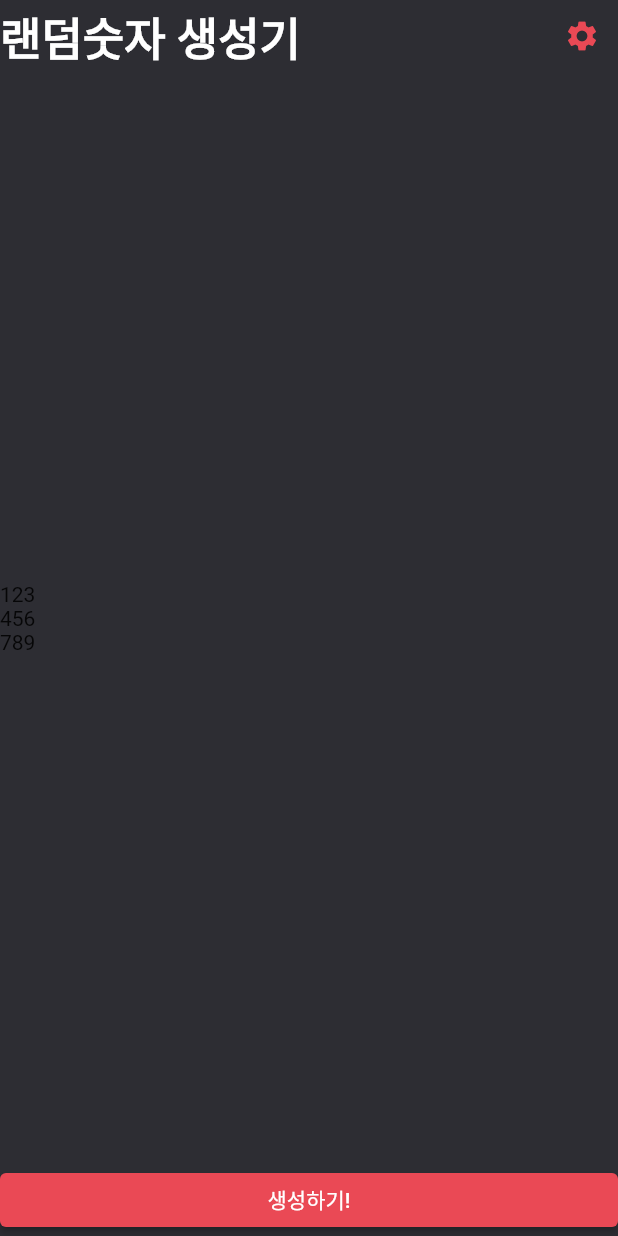
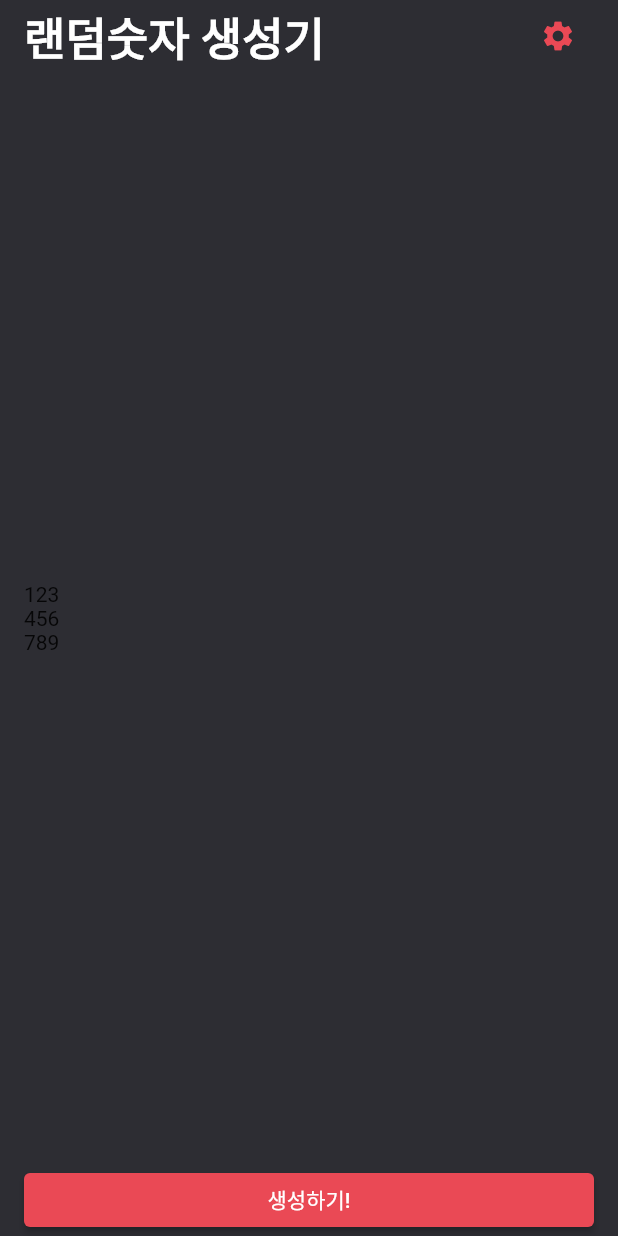
Before and after one commit to sweetswift/random_number, a Flutter app: the screen it shows after launch, on a phone screen of 412 x 824 dp. Run offline on Flutter 3.47's test engine with Material 2 defaults, Android fonts, the phone set to English and light mode, and no system bars.

```diff
--- a/lib/screen/home_screen.dart
+++ b/lib/screen/home_screen.dart
@@ -13,7 +13,12 @@ class _HomeScreenState extends State<HomeScreen> {
   Widget build(BuildContext context) {
     return Scaffold(
         backgroundColor: PRIMARY_COLOR,
-        body: Column(
+        body: SafeArea(
+          child: Padding(
+            padding: EdgeInsets.symmetric(
+              horizontal: 16.0,
+            ),
+            child: Column(
               crossAxisAlignment: CrossAxisAlignment.start,
               children: [
                 Row(
@@ -49,14 +54,14 @@ class _HomeScreenState extends State<HomeScreen> {
                 SizedBox(
                   width: double.infinity,
                   child: ElevatedButton(
-            style: ElevatedButton.styleFrom(
-              backgroundColor: RED_COLOR
-            ),
+                    style: ElevatedButton.styleFrom(backgroundColor: RED_COLOR),
                     onPressed: () {},
                     child: Text('생성하기!'),
                   ),
                 ),
               ],
+            ),
+          ),
         ));
   }
 }
```
Lines whose indentation alone changed are shown as unchanged.
